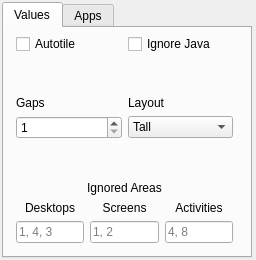
This is contents/ui/config.ui in Jazqa/kwin-quarter-tiling as Qt 5 draws it before an edit. The edited form follows.
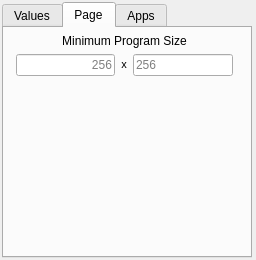
This is the edited form.

Commit message: Minimum sizes (both programs and windows)

What changed in the file:
```diff
--- a/contents/ui/config.ui
+++ b/contents/ui/config.ui
@@ -74,7 +74,7 @@
       <bool>false</bool>
      </property>
      <property name="currentIndex">
-      <number>0</number>
+      <number>1</number>
      </property>
      <widget class="QWidget" name="tab">
       <attribute name="title">
@@ -234,7 +234,7 @@
              <string/>
             </property>
             <property name="text">
-             <string>Desktops</string>
+             <string>&lt;html&gt;&lt;head/&gt;&lt;body&gt;&lt;p&gt;&lt;span style=&quot; font-size:8pt;&quot;&gt;Desktops&lt;/span&gt;&lt;/p&gt;&lt;/body&gt;&lt;/html&gt;</string>
             </property>
             <property name="alignment">
              <set>Qt::AlignBottom|Qt::AlignHCenter</set>
@@ -244,7 +244,7 @@
           <item>
            <widget class="QLabel" name="ignoredScreensLabel">
             <property name="text">
-             <string>Screens</string>
+             <string>&lt;html&gt;&lt;head/&gt;&lt;body&gt;&lt;p&gt;&lt;span style=&quot; font-size:8pt;&quot;&gt;Screens&lt;/span&gt;&lt;/p&gt;&lt;/body&gt;&lt;/html&gt;</string>
             </property>
             <property name="alignment">
              <set>Qt::AlignBottom|Qt::AlignHCenter</set>
@@ -254,7 +254,7 @@
           <item>
            <widget class="QLabel" name="ignoredActivitiesLabel">
             <property name="text">
-             <string>Activities</string>
+             <string>&lt;html&gt;&lt;head/&gt;&lt;body&gt;&lt;p&gt;&lt;span style=&quot; font-size:8pt;&quot;&gt;Activities&lt;/span&gt;&lt;/p&gt;&lt;/body&gt;&lt;/html&gt;</string>
             </property>
             <property name="alignment">
              <set>Qt::AlignBottom|Qt::AlignHCenter</set>
@@ -297,6 +297,95 @@
        </layout>
       </widget>
      </widget>
+     <widget class="QWidget" name="tab_3">
+      <attribute name="title">
+       <string>Page</string>
+      </attribute>
+      <widget class="QWidget" name="verticalLayoutWidget_3">
+       <property name="geometry">
+        <rect>
+         <x>0</x>
+         <y>0</y>
+         <width>241</width>
+         <height>221</height>
+        </rect>
+       </property>
+       <layout class="QVBoxLayout" name="verticalLayout_4">
+        <property name="leftMargin">
+         <number>12</number>
+        </property>
+        <property name="topMargin">
+         <number>6</number>
+        </property>
+        <property name="rightMargin">
+         <number>12</number>
+        </property>
+        <property name="bottomMargin">
+         <number>6</number>
+        </property>
+        <item>
+         <widget class="QLabel" name="label">
+          <property name="text">
+           <string>&lt;html&gt;&lt;head/&gt;&lt;body&gt;&lt;p&gt;Minimum Program Size&lt;/p&gt;&lt;/body&gt;&lt;/html&gt;</string>
+          </property>
+          <property name="alignment">
+           <set>Qt::AlignBottom|Qt::AlignHCenter</set>
+          </property>
+         </widget>
+        </item>
+        <item>
+         <layout class="QHBoxLayout" name="horizontalLayout_7">
+          <item>
+           <widget class="QLineEdit" name="kcfg_minWidth">
+            <property name="alignment">
+             <set>Qt::AlignRight|Qt::AlignTrailing|Qt::AlignVCenter</set>
+            </property>
+            <property name="placeholderText">
+             <string>256</string>
+            </property>
+           </widget>
+          </item>
+          <item>
+           <widget class="QLabel" name="label_3">
+            <property name="text">
+             <string>&lt;html&gt;&lt;head/&gt;&lt;body&gt;&lt;p&gt;&lt;span style=&quot; font-size:8pt;&quot;&gt;x&lt;/span&gt;&lt;/p&gt;&lt;/body&gt;&lt;/html&gt;</string>
+            </property>
+            <property name="alignment">
+             <set>Qt::AlignCenter</set>
+            </property>
+            <property name="margin">
+             <number>0</number>
+            </property>
+           </widget>
+          </item>
+          <item>
+           <widget class="QLineEdit" name="kcfg_minHeight">
+            <property name="alignment">
+             <set>Qt::AlignLeading|Qt::AlignLeft|Qt::AlignVCenter</set>
+            </property>
+            <property name="placeholderText">
+             <string>256</string>
+            </property>
+           </widget>
+          </item>
+         </layout>
+        </item>
+        <item>
+         <spacer name="verticalSpacer_3">
+          <property name="orientation">
+           <enum>Qt::Vertical</enum>
+          </property>
+          <property name="sizeHint" stdset="0">
+           <size>
+            <width>20</width>
+            <height>40</height>
+           </size>
+          </property>
+         </spacer>
+        </item>
+       </layout>
+      </widget>
+     </widget>
      <widget class="QWidget" name="tab_2">
       <attribute name="title">
        <string>Apps</string>
```
The commit also changes 2 other files.
